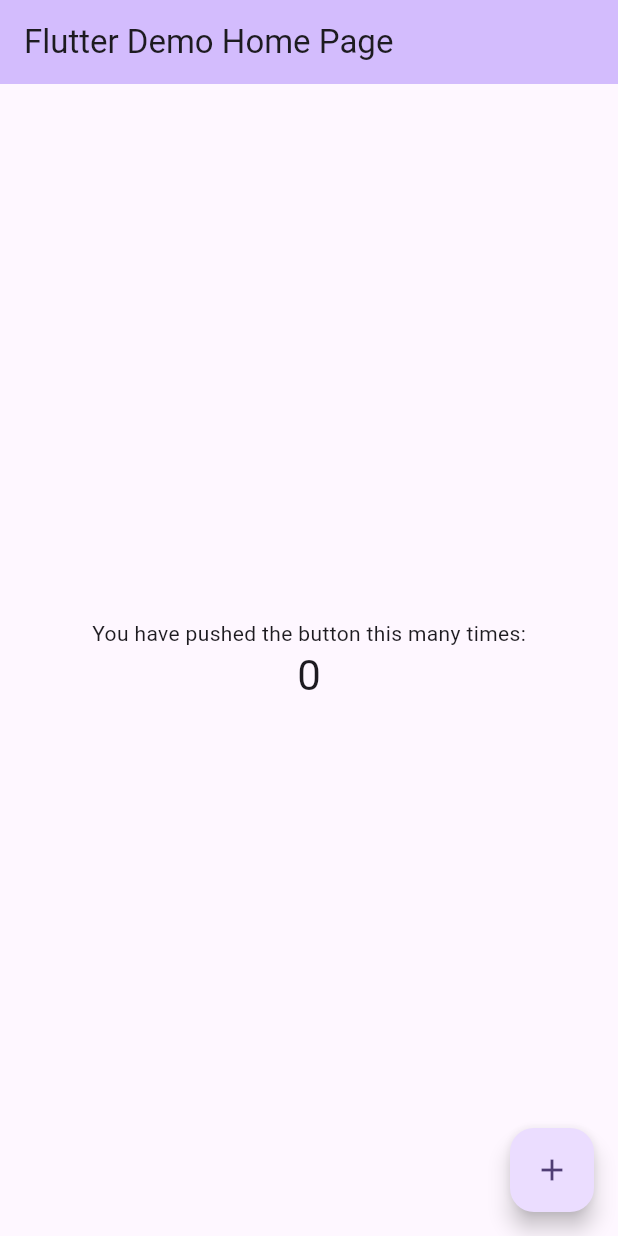
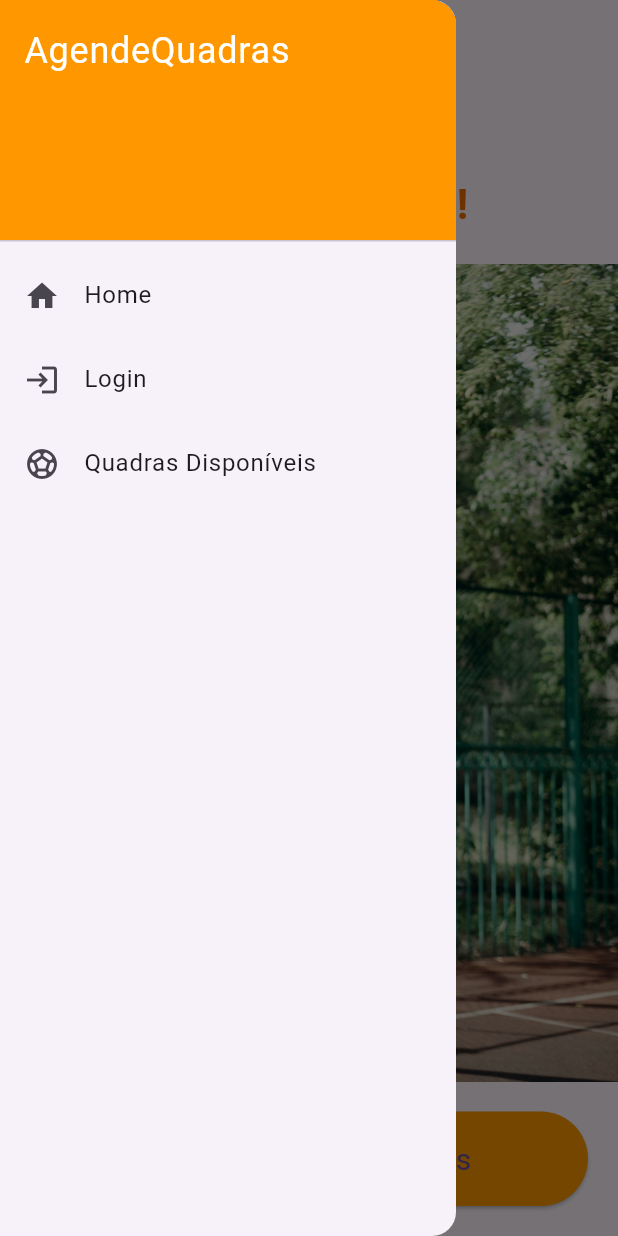
Before and after one commit to diogo-cedran/AgendeQuadra, a Flutter app: the screen it shows after launch, with the side drawer open (before the commit the screen has no drawer), on a phone screen of 412 x 824 dp. Run offline on Flutter 3.47's test engine with Material 3 defaults, Android fonts, the phone set to English and light mode, and no system bars; our stand-ins replace shared_preferences.

Commit message:
feat: Added screens, models and widgets

```diff
--- a/lib/main.dart
+++ b/lib/main.dart
@@ -1,125 +1,28 @@
 import 'package:flutter/material.dart';
+import 'screens/home_screen.dart';
+import 'screens/login_screen.dart';
+import 'screens/court_list_screen.dart';
+import 'screens/reservation_form_screen.dart';
 
 void main() {
-  runApp(const MyApp());
+  runApp(MyApp());
 }
 
 class MyApp extends StatelessWidget {
-  const MyApp({super.key});
-
-  // This widget is the root of your application.
   @override
   Widget build(BuildContext context) {
     return MaterialApp(
-      title: 'Flutter Demo',
+      title: 'AgendeQuadras',
       theme: ThemeData(
-        // This is the theme of your application.
-        //
-        // TRY THIS: Try running your application with "flutter run". You'll see
-        // the application has a purple toolbar. Then, without quitting the app,
-        // try changing the seedColor in the colorScheme below to Colors.green
-        // and then invoke "hot reload" (save your changes or press the "hot
-        // reload" button in a Flutter-supported IDE, or press "r" if you used
-        // the command line to start the app).
-        //
-        // Notice that the counter didn't reset back to zero; the application
-        // state is not lost during the reload. To reset the state, use hot
-        // restart instead.
-        //
-        // This works for code too, not just values: Most code changes can be
-        // tested with just a hot reload.
-        colorScheme: ColorScheme.fromSeed(seedColor: Colors.deepPurple),
-        useMaterial3: true,
+        primarySwatch: Colors.orange,
       ),
-      home: const MyHomePage(title: 'Flutter Demo Home Page'),
+      home: HomeScreen(),
+      routes: {
+        '/home': (ctx) => HomeScreen(),
+        '/login': (ctx) => LoginScreen(),
+        '/courts': (ctx) => CourtListScreen(),
+        '/reservation-form': (ctx) => ReservationFormScreen(),
+      },
     );
   }
 }
-
-class MyHomePage extends StatefulWidget {
-  const MyHomePage({super.key, required this.title});
-
-  // This widget is the home page of your application. It is stateful, meaning
-  // that it has a State object (defined below) that contains fields that affect
-  // how it looks.
-
-  // This class is the configuration for the state. It holds the values (in this
-  // case the title) provided by the parent (in this case the App widget) and
-  // used by the build method of the State. Fields in a Widget subclass are
-  // always marked "final".
-
-  final String title;
-
-  @override
-  State<MyHomePage> createState() => _MyHomePageState();
-}
-
-class _MyHomePageState extends State<MyHomePage> {
-  int _counter = 0;
-
-  void _incrementCounter() {
-    setState(() {
-      // This call to setState tells the Flutter framework that something has
-      // changed in this State, which causes it to rerun the build method below
-      // so that the display can reflect the updated values. If we changed
-      // _counter without calling setState(), then the build method would not be
-      // called again, and so nothing would appear to happen.
-      _counter++;
-    });
-  }
-
-  @override
-  Widget build(BuildContext context) {
-    // This method is rerun every time setState is called, for instance as done
-    // by the _incrementCounter method above.
-    //
-    // The Flutter framework has been optimized to make rerunning build methods
-    // fast, so that you can just rebuild anything that needs updating rather
-    // than having to individually change instances of widgets.
-    return Scaffold(
-      appBar: AppBar(
-        // TRY THIS: Try changing the color here to a specific color (to
-        // Colors.amber, perhaps?) and trigger a hot reload to see the AppBar
-        // change color while the other colors stay the same.
-        backgroundColor: Theme.of(context).colorScheme.inversePrimary,
-        // Here we take the value from the MyHomePage object that was created by
-        // the App.build method, and use it to set our appbar title.
-        title: Text(widget.title),
-      ),
-      body: Center(
-        // Center is a layout widget. It takes a single child and positions it
-        // in the middle of the parent.
-        child: Column(
-          // Column is also a layout widget. It takes a list of children and
-          // arranges them vertically. By default, it sizes itself to fit its
-          // children horizontally, and tries to be as tall as its parent.
-          //
-          // Column has various properties to control how it sizes itself and
-          // how it positions its children. Here we use mainAxisAlignment to
-          // center the children vertically; the main axis here is the vertical
-          // axis because Columns are vertical (the cross axis would be
-          // horizontal).
-          //
-          // TRY THIS: Invoke "debug painting" (choose the "Toggle Debug Paint"
-          // action in the IDE, or press "p" in the console), to see the
-          // wireframe for each widget.
-          mainAxisAlignment: MainAxisAlignment.center,
-          children: <Widget>[
-            const Text(
-              'You have pushed the button this many times:',
-            ),
-            Text(
-              '$_counter',
-              style: Theme.of(context).textTheme.headlineMedium,
-            ),
-          ],
-        ),
-      ),
-      floatingActionButton: FloatingActionButton(
-        onPressed: _incrementCounter,
-        tooltip: 'Increment',
-        child: const Icon(Icons.add),
-      ), // This trailing comma makes auto-formatting nicer for build methods.
-    );
-  }
-}
--- /dev/null
+++ b/lib/screens/home_screen.dart
@@ -0,0 +1,63 @@
+import 'package:flutter/material.dart';
+import 'package:shared_preferences/shared_preferences.dart';
+import '../widgets/menu_drawer.dart';
+
+class HomeScreen extends StatelessWidget {
+  // Função para verificar se o usuário já está logado
+  Future<bool> _checkLoginStatus() async {
+    final prefs = await SharedPreferences.getInstance();
+    return prefs.getBool('isLoggedIn') ?? false;
+  }
+
+  @override
+  Widget build(BuildContext context) {
+    return Scaffold(
+      appBar: AppBar(
+        title: Text('AgendeQuadras'),
+      ),
+      drawer: MenuDrawer(),
+      body: Column(
+        crossAxisAlignment: CrossAxisAlignment.stretch,
+        children: [
+          Padding(
+            padding: const EdgeInsets.all(20.0),
+            child: Text(
+              'Bem-vindo ao AgendeQuadras!',
+              textAlign: TextAlign.center,
+              style: TextStyle(
+                fontSize: 28,
+                fontWeight: FontWeight.bold,
+                color: Colors.orange[800],
+              ),
+            ),
+          ),
+          Expanded(
+            child: Image.asset(
+              'assets/sports_banner.png',
+              fit: BoxFit.cover,
+            ),
+          ),
+          Padding(
+            padding: const EdgeInsets.all(20.0),
+            child: ElevatedButton(
+              onPressed: () async {
+                bool isLoggedIn = await _checkLoginStatus();
+                if (isLoggedIn) {
+                  Navigator.of(context).pushNamed('/courts'); // Redireciona para listagem de quadras
+                } else {
+                  Navigator.of(context).pushNamed('/login'); // Mantenha a tela de home na pilha de navegação
+                }
+              },
+              style: ElevatedButton.styleFrom(
+                backgroundColor: Colors.orange,
+                padding: EdgeInsets.symmetric(horizontal: 50, vertical: 20),
+                textStyle: TextStyle(fontSize: 20),
+              ),
+              child: Text('Ver Quadras Disponíveis'),
+            ),
+          ),
+        ],
+      ),
+    );
+  }
+}
--- /dev/null
+++ b/lib/widgets/menu_drawer.dart
@@ -0,0 +1,59 @@
+import 'package:flutter/material.dart';
+import 'package:shared_preferences/shared_preferences.dart';
+
+class MenuDrawer extends StatelessWidget {
+  // Função para verificar se o usuário já está logado
+  Future<bool> _checkLoginStatus() async {
+    final prefs = await SharedPreferences.getInstance();
+    return prefs.getBool('isLoggedIn') ?? false;
+  }
+
+  @override
+  Widget build(BuildContext context) {
+    return Drawer(
+      child: ListView(
+        padding: EdgeInsets.zero,
+        children: <Widget>[
+          DrawerHeader(
+            decoration: BoxDecoration(
+              color: Colors.orange,
+            ),
+            child: Text(
+              'AgendeQuadras',
+              style: TextStyle(
+                color: Colors.white,
+                fontSize: 24,
+              ),
+            ),
+          ),
+          ListTile(
+            leading: Icon(Icons.home),
+            title: Text('Home'),
+            onTap: () {
+              Navigator.of(context).pushReplacementNamed('/home');
+            },
+          ),
+          ListTile(
+            leading: Icon(Icons.login),
+            title: Text('Login'),
+            onTap: () {
+              Navigator.of(context).pushReplacementNamed('/login');
+            },
+          ),
+          ListTile(
+            leading: Icon(Icons.sports_soccer),
+            title: Text('Quadras Disponíveis'),
+            onTap: () async {
+              bool isLoggedIn = await _checkLoginStatus();
+              if (isLoggedIn) {
+                Navigator.of(context).pushReplacementNamed('/courts');
+              } else {
+                Navigator.of(context).pushReplacementNamed('/login');
+              }
+            },
+          ),
+        ],
+      ),
+    );
+  }
+}
```
Also changed, not shown: lib/models/court.dart (added, +15 -0 lines), lib/models/reservation.dart (added, +9 -0 lines), lib/screens/court_list_screen.dart (added, +31 -0 lines), lib/screens/login_screen.dart (added, +180 -0 lines), lib/screens/reservation_form_screen.dart (added, +62 -0 lines), lib/widgets/court_card.dart (added, +21 -0 lines), pubspec.yaml (+7 -67 lines), assets/sports_banner.png (added), pubspec.lock, 2 other files.
